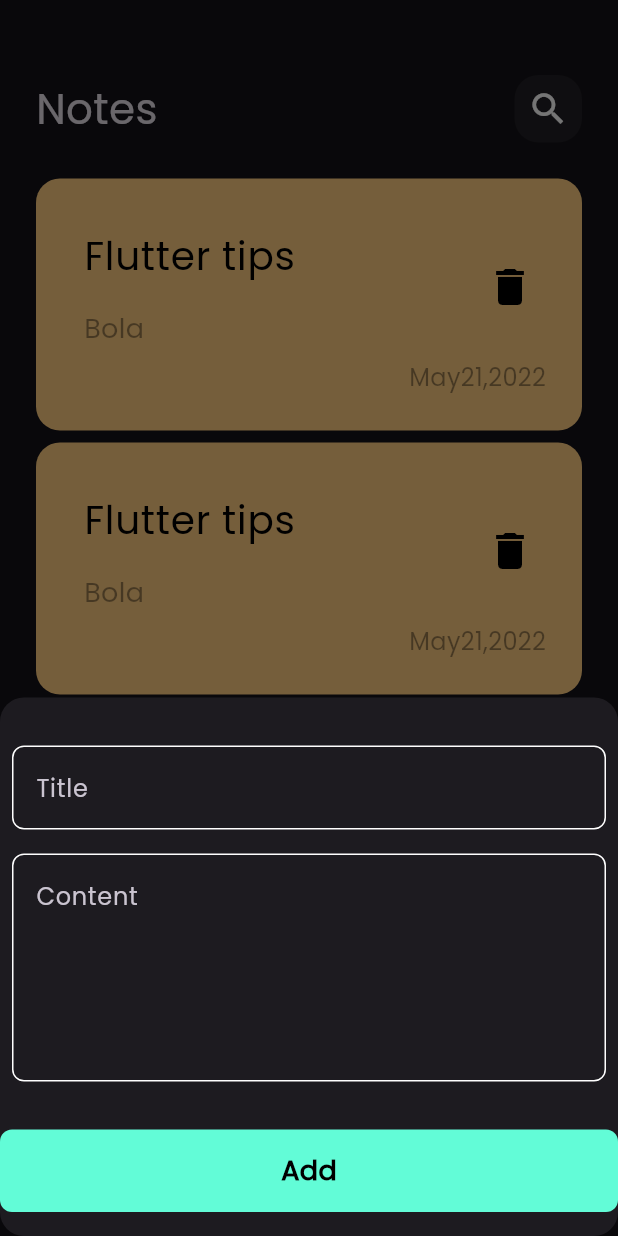
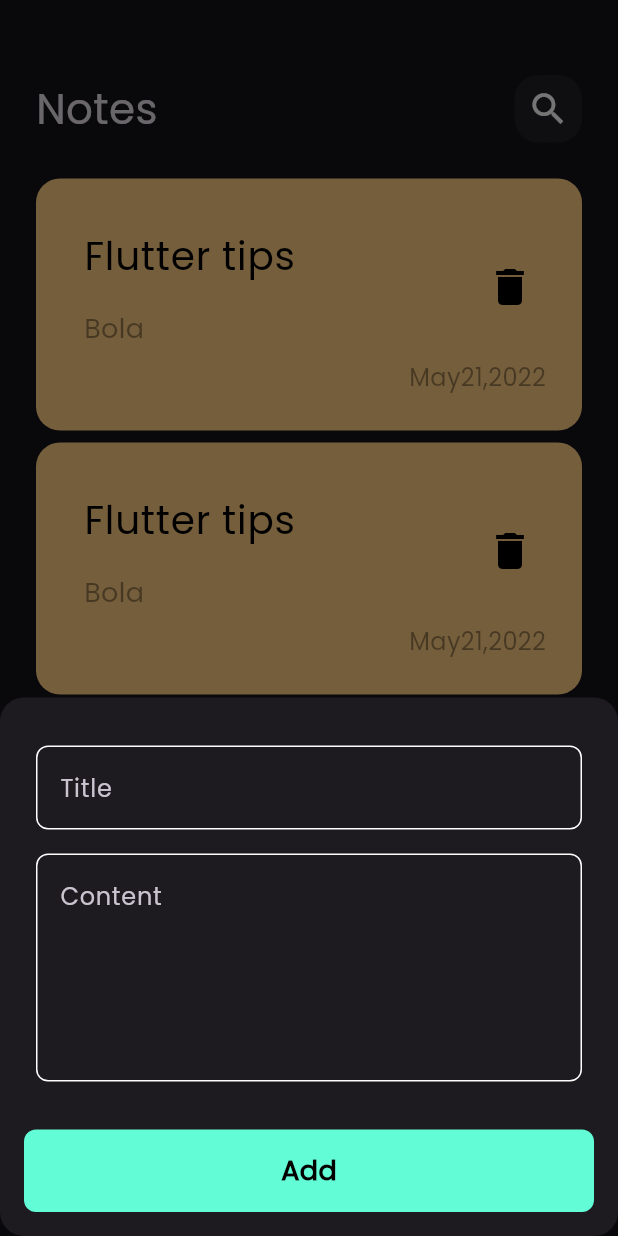
Before and after one commit to MOMEN56/notes_app, a Flutter app: the screen it shows after launch, after a tap on the "add" icon, on a phone screen of 412 x 824 dp. Run offline on Flutter 3.47's test engine with Material 3 defaults, Android fonts, the phone set to English and light mode, and no system bars; drawn by our look-alikes of modal_progress_hud_nsn; our stand-ins replace bloc, flutter_bloc, hive, hive_flutter; accounts and stored records are empty.

Commit message:
Create Notes Cubit

```diff
--- /dev/null
+++ b/lib/cubits/notes_cubit/notes_cubit_state.dart
@@ -0,0 +1,14 @@
+part of 'notes_cubit_cubit.dart';
+
+@immutable
+abstract class NotesState {}
+class NotesInitial extends NotesState {}
+class NotesLoading extends NotesState {}
+class NotesSuccess extends NotesState {
+  final List<NoteModel> notes;
+  NotesSuccess(this.notes);
+}
+class NotesFailure extends NotesState {
+  final String errMessage;
+  NotesFailure(this.errMessage);
+}
--- a/lib/main.dart
+++ b/lib/main.dart
@@ -2,7 +2,6 @@ import 'package:flutter/material.dart';
 import 'package:hive_flutter/hive_flutter.dart';
 import 'package:flutter_bloc/flutter_bloc.dart'; // تأكد من استيراد مكتبة flutter_bloc
 import 'package:notes_app/constants.dart';
-import 'package:notes_app/cubits/add_note_cubit/add_note_cubit.dart';
 import 'package:notes_app/models/note_model.dart';
 import 'package:notes_app/screens/notes_screen.dart';
 import 'package:notes_app/simple_bloc_observer.dart';
--- a/lib/screens/notes_screen.dart
+++ b/lib/screens/notes_screen.dart
@@ -1,4 +1,6 @@
 import 'package:flutter/material.dart';
+import 'package:flutter_bloc/flutter_bloc.dart';
+import 'package:notes_app/cubits/notes_cubit/notes_cubit_cubit.dart';
 import 'package:notes_app/widgets/add_note_bottom.dart';
 import 'package:notes_app/widgets/notes_body.dart';
 
@@ -7,21 +9,25 @@ class Homescreen extends StatelessWidget {
 
   @override
   Widget build(BuildContext context) {
-    return Scaffold(
+    return BlocProvider(
+      create: (context) => NotesCubitCubit(),
+      child: Scaffold(
         floatingActionButton: FloatingActionButton(
           onPressed: () {
             showModalBottomSheet(
+                isScrollControlled: true,
                 shape: RoundedRectangleBorder(
                   borderRadius: BorderRadius.circular(16),
                 ),
                 context: context,
                 builder: (context) {
-                return  AddNoteBottomSheet();
+                  return AddNoteBottomSheet();
                 });
           },
           child: const Icon(Icons.add),
         ),
         body: const NotesBody(),
+      ),
     );
   }
 }
--- a/lib/widgets/add_note_bottom.dart
+++ b/lib/widgets/add_note_bottom.dart
@@ -1,11 +1,7 @@
 import 'package:flutter/material.dart';
 import 'package:flutter_bloc/flutter_bloc.dart';
-import 'package:modal_progress_hud_nsn/modal_progress_hud_nsn.dart';
-import 'package:notes_app/constants.dart';
 import 'package:notes_app/cubits/add_note_cubit/add_note_cubit.dart';
 import 'package:notes_app/widgets/add_note_form.dart';
-import 'package:notes_app/widgets/custom_bottom.dart';
-import 'package:notes_app/widgets/custom_text_field.dart';
 
 class AddNoteBottomSheet extends StatefulWidget {
   const AddNoteBottomSheet({super.key});
@@ -31,9 +27,18 @@ class _AddNoteBottomSheetState extends State<AddNoteBottomSheet> {
           }
         },
         builder: (context, state) {
-          return ModalProgressHUD(
-              inAsyncCall: state is AddNoteLoading ? true : false,
-              child: SingleChildScrollView(child: AddNoteForm()));
+          return AbsorbPointer(
+            absorbing: state is AddNoteLoading ? true : false,
+            child: Padding(
+              padding: EdgeInsets.only(
+                  right: 16,
+                  left: 16,
+                  bottom: MediaQuery.of(context).viewInsets.bottom),
+            child: SingleChildScrollView(
+              child: AddNoteForm(),
+            ),
+            ),
+          );
         },
       ),
     );
```
Also changed, not shown: lib/cubits/notes_cubit/notes_cubit_cubit.dart (added, +20 -0 lines). Lines whose indentation alone changed are shown as unchanged.
